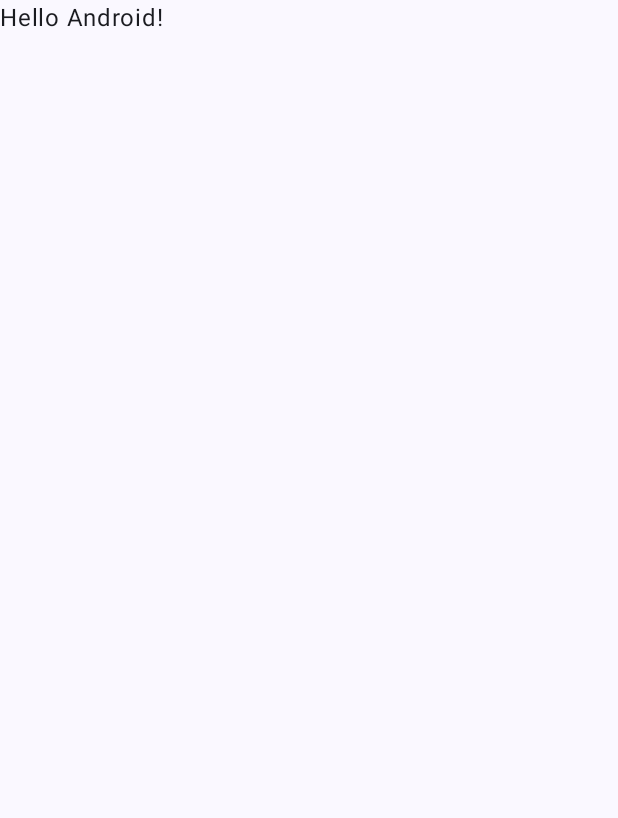
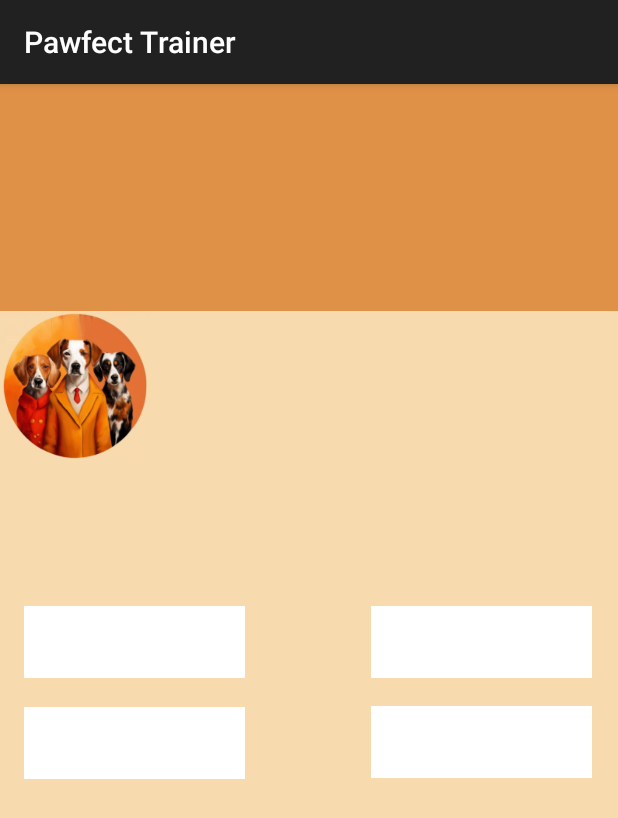
Before and after one commit to moevm/adfmp1h24-dog_trainer, an Android app: the screen it shows after launch (MainActivity), on a phone screen of 412 x 824 dp. Before the commit the part shown is almost empty. Shown: the top 818 px of the screen. Run offline under Robolectric (Android 15) with nearby library versions, the phone set to English and light mode, and no system bars.

Commit message:
refs #1: some changes

```diff
--- a/DogTrainer/app/build.gradle.kts
+++ b/DogTrainer/app/build.gradle.kts
@@ -59,6 +59,9 @@
     implementation("androidx.compose.ui:ui-graphics")
     implementation("androidx.compose.ui:ui-tooling-preview")
     implementation("androidx.compose.material3:material3")
+    implementation("androidx.appcompat:appcompat:1.6.1")
+    implementation("com.google.android.material:material:1.9.0")
+    implementation("androidx.constraintlayout:constraintlayout:2.1.4")
     testImplementation("junit:junit:4.13.2")
     androidTestImplementation("androidx.test.ext:junit:1.1.5")
     androidTestImplementation("androidx.test.espresso:espresso-core:3.5.1")
--- a/DogTrainer/app/src/main/AndroidManifest.xml
+++ b/DogTrainer/app/src/main/AndroidManifest.xml
@@ -7,16 +7,14 @@
         android:dataExtractionRules="@xml/data_extraction_rules"
         android:fullBackupContent="@xml/backup_rules"
         android:icon="@mipmap/ic_launcher"
-        android:label="@string/app_name"
+        android:label="@string/appName"
         android:roundIcon="@mipmap/ic_launcher_round"
         android:supportsRtl="true"
-        android:theme="@style/Theme.DogTrainer"
         tools:targetApi="31">
         <activity
             android:name=".MainActivity"
             android:exported="true"
-            android:label="@string/app_name"
-            android:theme="@style/Theme.DogTrainer">
+            android:theme="@style/Theme.AppCompat">
             <intent-filter>
                 <action android:name="android.intent.action.MAIN" />
 
--- a/DogTrainer/app/src/main/java/application_development_for_mobile_platforms/dog_trainer/MainActivity.kt
+++ b/DogTrainer/app/src/main/java/application_development_for_mobile_platforms/dog_trainer/MainActivity.kt
@@ -1,46 +1,11 @@
 package application_development_for_mobile_platforms.dog_trainer
 
+import androidx.appcompat.app.AppCompatActivity
 import android.os.Bundle
-import androidx.activity.ComponentActivity
-import androidx.activity.compose.setContent
-import androidx.compose.foundation.layout.fillMaxSize
-import androidx.compose.material3.MaterialTheme
-import androidx.compose.material3.Surface
-import androidx.compose.material3.Text
-import androidx.compose.runtime.Composable
-import androidx.compose.ui.Modifier
-import androidx.compose.ui.tooling.preview.Preview
-import application_development_for_mobile_platforms.dog_trainer.ui.theme.DogTrainerTheme
 
-class MainActivity : ComponentActivity() {
+class MainActivity : AppCompatActivity() {
     override fun onCreate(savedInstanceState: Bundle?) {
         super.onCreate(savedInstanceState)
-        setContent {
-            DogTrainerTheme {
-                // A surface container using the 'background' color from the theme
-                Surface(
-                    modifier = Modifier.fillMaxSize(),
-                    color = MaterialTheme.colorScheme.background
-                ) {
-                    Greeting("Android")
-                }
-            }
-        }
+        setContentView(R.layout.activity_main)
     }
 }
-
-@Composable
-fun Greeting(name: String, modifier: Modifier = Modifier) {
-    Text(
-        text = "Hello $name!",
-        modifier = modifier
-    )
-}
-
-@Preview(showBackground = true)
-@Composable
-fun GreetingPreview() {
-    DogTrainerTheme {
-        Greeting("Android")
-    }
-}
--- a/DogTrainer/app/src/main/java/application_development_for_mobile_platforms/dog_trainer/ui/theme/Color.kt
+++ /dev/null
@@ -1,11 +0,0 @@
-package application_development_for_mobile_platforms.dog_trainer.ui.theme
-
-import androidx.compose.ui.graphics.Color
-
-val Purple80 = Color(0xFFD0BCFF)
-val PurpleGrey80 = Color(0xFFCCC2DC)
-val Pink80 = Color(0xFFEFB8C8)
-
-val Purple40 = Color(0xFF6650a4)
-val PurpleGrey40 = Color(0xFF625b71)
-val Pink40 = Color(0xFF7D5260)
--- a/DogTrainer/app/src/main/java/application_development_for_mobile_platforms/dog_trainer/ui/theme/Theme.kt
+++ /dev/null
@@ -1,70 +0,0 @@
-package application_development_for_mobile_platforms.dog_trainer.ui.theme
-
-import android.app.Activity
-import android.os.Build
-import androidx.compose.foundation.isSystemInDarkTheme
-import androidx.compose.material3.MaterialTheme
-import androidx.compose.material3.darkColorScheme
-import androidx.compose.material3.dynamicDarkColorScheme
-import androidx.compose.material3.dynamicLightColorScheme
-import androidx.compose.material3.lightColorScheme
-import androidx.compose.runtime.Composable
-import androidx.compose.runtime.SideEffect
-import androidx.compose.ui.graphics.toArgb
-import androidx.compose.ui.platform.LocalContext
-import androidx.compose.ui.platform.LocalView
-import androidx.core.view.WindowCompat
-
-private val DarkColorScheme = darkColorScheme(
-    primary = Purple80,
-    secondary = PurpleGrey80,
-    tertiary = Pink80
-)
-
-private val LightColorScheme = lightColorScheme(
-    primary = Purple40,
-    secondary = PurpleGrey40,
-    tertiary = Pink40
-
-    /* Other default colors to override
-    background = Color(0xFFFFFBFE),
-    surface = Color(0xFFFFFBFE),
-    onPrimary = Color.White,
-    onSecondary = Color.White,
-    onTertiary = Color.White,
-    onBackground = Color(0xFF1C1B1F),
-    onSurface = Color(0xFF1C1B1F),
-    */
-)
-
-@Composable
-fun DogTrainerTheme(
-    darkTheme: Boolean = isSystemInDarkTheme(),
-    // Dynamic color is available on Android 12+
-    dynamicColor: Boolean = true,
-    content: @Composable () -> Unit
-) {
-    val colorScheme = when {
-        dynamicColor && Build.VERSION.SDK_INT >= Build.VERSION_CODES.S -> {
-            val context = LocalContext.current
-            if (darkTheme) dynamicDarkColorScheme(context) else dynamicLightColorScheme(context)
-        }
-
-        darkTheme -> DarkColorScheme
-        else -> LightColorScheme
-    }
-    val view = LocalView.current
-    if (!view.isInEditMode) {
-        SideEffect {
-            val window = (view.context as Activity).window
-            window.statusBarColor = colorScheme.primary.toArgb()
-            WindowCompat.getInsetsController(window, view).isAppearanceLightStatusBars = darkTheme
-        }
-    }
-
-    MaterialTheme(
-        colorScheme = colorScheme,
-        typography = Typography,
-        content = content
-    )
-}
--- a/DogTrainer/app/src/main/java/application_development_for_mobile_platforms/dog_trainer/ui/theme/Type.kt
+++ /dev/null
@@ -1,34 +0,0 @@
-package application_development_for_mobile_platforms.dog_trainer.ui.theme
-
-import androidx.compose.material3.Typography
-import androidx.compose.ui.text.TextStyle
-import androidx.compose.ui.text.font.FontFamily
-import androidx.compose.ui.text.font.FontWeight
-import androidx.compose.ui.unit.sp
-
-// Set of Material typography styles to start with
-val Typography = Typography(
-    bodyLarge = TextStyle(
-        fontFamily = FontFamily.Default,
-        fontWeight = FontWeight.Normal,
-        fontSize = 16.sp,
-        lineHeight = 24.sp,
-        letterSpacing = 0.5.sp
-    )
-    /* Other default text styles to override
-    titleLarge = TextStyle(
-        fontFamily = FontFamily.Default,
-        fontWeight = FontWeight.Normal,
-        fontSize = 22.sp,
-        lineHeight = 28.sp,
-        letterSpacing = 0.sp
-    ),
-    labelSmall = TextStyle(
-        fontFamily = FontFamily.Default,
-        fontWeight = FontWeight.Medium,
-        fontSize = 11.sp,
-        lineHeight = 16.sp,
-        letterSpacing = 0.5.sp
-    )
-    */
-)
--- /dev/null
+++ b/DogTrainer/app/src/main/res/layout/activity_main.xml
@@ -0,0 +1,120 @@
+<?xml version="1.0" encoding="utf-8"?>
+<androidx.constraintlayout.widget.ConstraintLayout xmlns:android="http://schemas.android.com/apk/res/android"
+    xmlns:app="http://schemas.android.com/apk/res-auto"
+    xmlns:tools="http://schemas.android.com/tools"
+    android:layout_width="match_parent"
+    android:layout_height="match_parent"
+    tools:context=".MainActivity"
+    android:background="@color/mainBackground"
+    >
+
+    <View
+        android:id="@+id/topRectangle"
+        android:layout_width="match_parent"
+        android:layout_height="151dp"
+        android:layout_alignParentTop="true"
+        android:background="@color/mainElements"
+        android:visibility="visible"
+        app:layout_constraintBottom_toBottomOf="parent"
+        app:layout_constraintEnd_toEndOf="parent"
+        app:layout_constraintHorizontal_bias="1.0"
+        app:layout_constraintStart_toStartOf="parent"
+        app:layout_constraintTop_toTopOf="parent"
+        app:layout_constraintVertical_bias="0.0" />
+
+    <ImageView
+        android:id="@+id/appLogo"
+        android:layout_width="100dp"
+        android:layout_height="100dp"
+        android:layout_marginTop="151dp"
+        app:layout_constraintBottom_toBottomOf="parent"
+        app:layout_constraintEnd_toEndOf="parent"
+        app:layout_constraintHorizontal_bias="0.0"
+        app:layout_constraintStart_toStartOf="parent"
+        app:layout_constraintTop_toTopOf="parent"
+        app:layout_constraintVertical_bias="0.0"
+        app:srcCompat="@drawable/app_logo"
+        android:contentDescription="@string/appLogo" />
+
+    <TextView
+        android:id="@+id/appName"
+        android:layout_width="wrap_content"
+        android:layout_height="wrap_content"
+        android:layout_marginStart="44dp"
+        android:layout_marginTop="177dp"
+        android:layout_marginEnd="57dp"
+        android:layout_marginBottom="652dp"
+        android:text="@string/appName"
+        android:textSize="30sp"
+        app:layout_constraintBottom_toBottomOf="parent"
+        app:layout_constraintEnd_toEndOf="parent"
+        app:layout_constraintStart_toEndOf="@+id/appLogo"
+        app:layout_constraintTop_toTopOf="parent" />
+
+    <EditText
+        android:id="@+id/AddName"
+        android:layout_width="147dp"
+        android:layout_height="48dp"
+        android:layout_marginTop="60dp"
+        android:background="@color/white"
+        android:ems="10"
+        android:hint="@string/userName"
+        android:inputType="text"
+        app:layout_constraintBottom_toBottomOf="parent"
+        app:layout_constraintEnd_toEndOf="parent"
+        app:layout_constraintHorizontal_bias="0.06"
+        app:layout_constraintStart_toStartOf="parent"
+        app:layout_constraintTop_toBottomOf="@+id/appLogo"
+        app:layout_constraintVertical_bias="0.089" />
+
+    <EditText
+        android:id="@+id/AddEmail"
+        android:layout_width="147dp"
+        android:layout_height="48dp"
+        android:layout_marginStart="84dp"
+        android:layout_marginTop="60dp"
+        android:background="@color/white"
+        android:ems="10"
+        android:hint="@string/userEmail"
+        android:inputType="textEmailAddress"
+        app:layout_constraintBottom_toBottomOf="parent"
+        app:layout_constraintEnd_toEndOf="parent"
+        app:layout_constraintHorizontal_bias="0.0"
+        app:layout_constraintStart_toEndOf="@+id/AddName"
+        app:layout_constraintTop_toBottomOf="@+id/appLogo"
+        app:layout_constraintVertical_bias="0.089"
+        android:autofillHints="" />
+
+    <EditText
+        android:id="@+id/AddPassword"
+        android:layout_width="147dp"
+        android:layout_height="48dp"
+        android:layout_marginStart="84dp"
+        android:autofillHints=""
+        android:background="@color/white"
+        android:ems="10"
+        android:hint="@string/userPassword"
+        android:inputType="textPassword"
+        app:layout_constraintBottom_toBottomOf="parent"
+        app:layout_constraintEnd_toEndOf="parent"
+        app:layout_constraintHorizontal_bias="0.0"
+        app:layout_constraintStart_toEndOf="@+id/AddName"
+        app:layout_constraintTop_toBottomOf="@+id/AddEmail"
+        app:layout_constraintVertical_bias="0.058" />
+
+    <EditText
+        android:id="@+id/AddSurname"
+        android:layout_width="147dp"
+        android:layout_height="48dp"
+        android:background="@color/white"
+        android:ems="10"
+        android:hint="@string/userSurname"
+        android:inputType="text"
+        app:layout_constraintBottom_toBottomOf="parent"
+        app:layout_constraintEnd_toEndOf="parent"
+        app:layout_constraintHorizontal_bias="0.06"
+        app:layout_constraintStart_toStartOf="parent"
+        app:layout_constraintTop_toBottomOf="@+id/AddName"
+        app:layout_constraintVertical_bias="0.06" />
+
+</androidx.constraintlayout.widget.ConstraintLayout>
--- a/DogTrainer/app/src/main/res/values/colors.xml
+++ b/DogTrainer/app/src/main/res/values/colors.xml
@@ -7,4 +7,6 @@
     <color name="teal_700">#FF018786</color>
     <color name="black">#FF000000</color>
     <color name="white">#FFFFFFFF</color>
+    <color name="mainBackground">#F7DAAE</color>
+    <color name="mainElements">#E09148</color>
 </resources>
--- a/DogTrainer/app/src/main/res/values/strings.xml
+++ b/DogTrainer/app/src/main/res/values/strings.xml
@@ -1,3 +1,9 @@
 <resources>
-    <string name="app_name">Dog Trainer</string>
+    <string name="appName">Pawfect Trainer</string>
+    <string name="appLogo">appLogo</string>
+    <string name="userName">Name*</string>
+    <string name="userSurname">Surname</string>
+    <string name="userEmail">Email*</string>
+    <string name="userPassword">Password*</string>
+    <string name="userPasswordRepeat">Repeat password*</string>
 </resources>
--- a/DogTrainer/app/src/main/res/values/themes.xml
+++ b/DogTrainer/app/src/main/res/values/themes.xml
@@ -1,5 +1,3 @@
 <?xml version="1.0" encoding="utf-8"?>
 <resources>
-
-    <style name="Theme.DogTrainer" parent="android:Theme.Material.Light.NoActionBar" />
 </resources>
```
Also changed, not shown: DogTrainer/app/src/main/res/drawable/app_logo.png (added).
